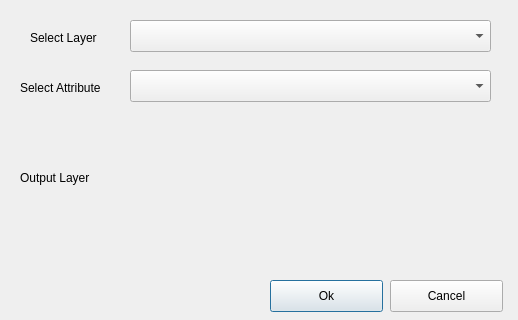
This is dorling_cartogram_dialog_base.ui in tlinard/qgis-dorling as Qt 5 draws it before an edit. The edited form follows.
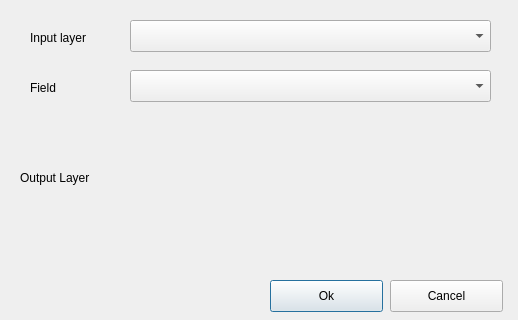
This is the edited form. Custom widgets are drawn as their Qt base class.

```diff
--- a/dorling_cartogram_dialog_base.ui
+++ b/dorling_cartogram_dialog_base.ui
@@ -36,7 +36,7 @@
     </rect>
    </property>
    <property name="text">
-    <string>Select Layer</string>
+    <string>Input layer</string>
    </property>
   </widget>
   <widget class="QPushButton" name="PushButtonOk">
@@ -88,14 +88,14 @@
   <widget class="QLabel" name="label_2">
    <property name="geometry">
     <rect>
-     <x>20</x>
+     <x>30</x>
      <y>80</y>
-     <width>101</width>
+     <width>61</width>
      <height>16</height>
     </rect>
    </property>
    <property name="text">
-    <string>Select Attribute</string>
+    <string>Field</string>
    </property>
   </widget>
   <widget class="QgsFileWidget" name="mQgsFileWidgetOutput">
```
Left out of the diff: 2 changed lines with no effect on the pictures.
